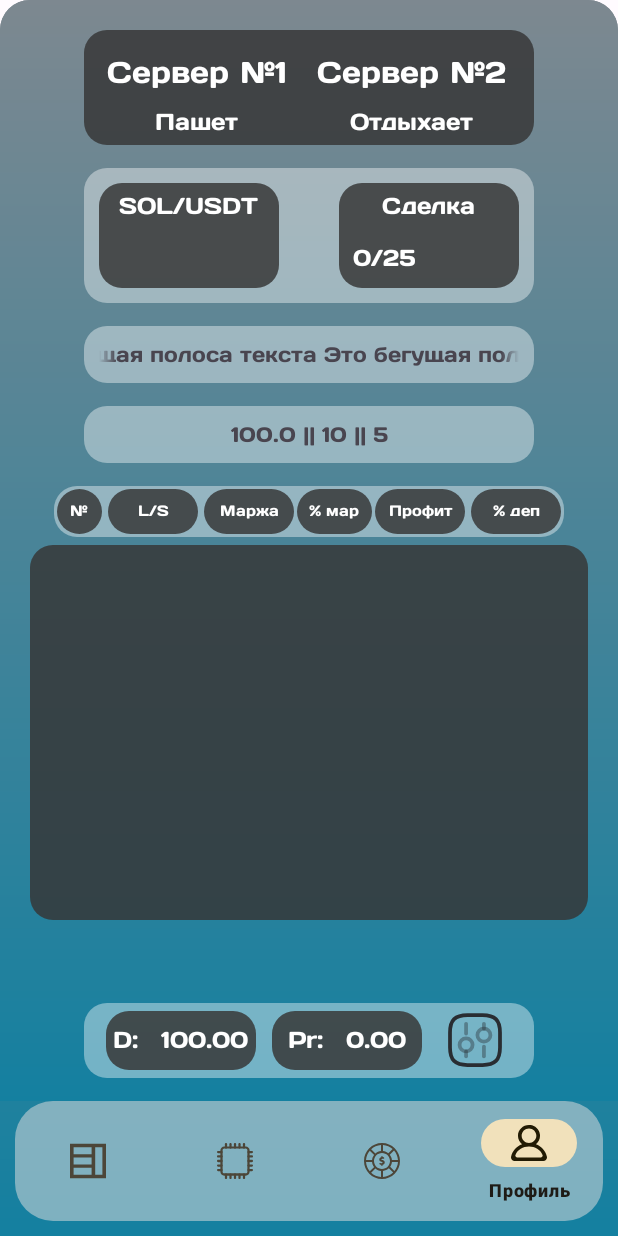
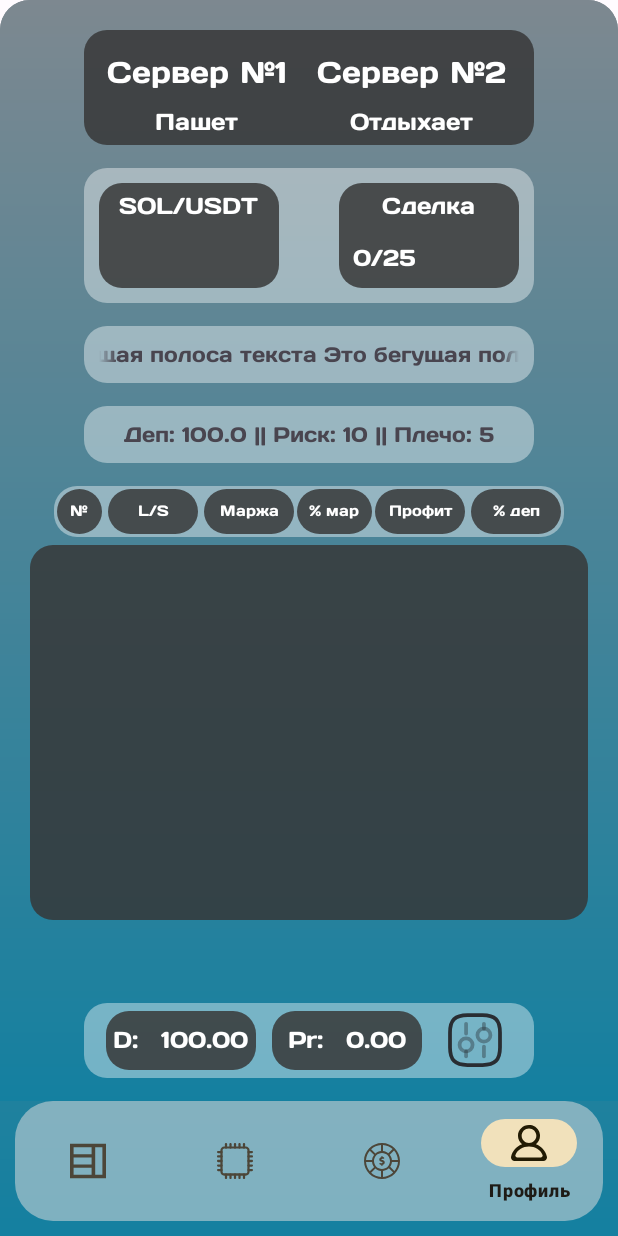
Before and after one commit to ProMakerMoney/Trading_pro, an Android app: the fragment TradingFragment placed in its activity, on a phone screen of 412 x 824 dp. Run offline under Robolectric (Android 15) with nearby library versions, the phone set to English and light mode, and no system bars; our stand-ins replace Firebase (no records; nobody signed in at launch, a user with empty details on screens opened directly); libraries missing offline, so code that uses them is left out: com.bybit.api; 4 statements that could not run were skipped.

Commit message:
Изменение отображения входящих данных

```diff
--- a/app/src/main/java/com/example/trading_pro/TradingFragment.java
+++ b/app/src/main/java/com/example/trading_pro/TradingFragment.java
@@ -65,7 +65,7 @@ import java.util.regex.Pattern;
 
 public class TradingFragment extends Fragment {
 
-    private double DEPOSIT = 100;
+    private Double DEPOSIT = 100.0;
     private Integer RISK = 10;
     private Integer LEVERAGE = 5;
 
@@ -124,7 +124,7 @@ public class TradingFragment extends Fragment {
         marqueeTextView.setSelected(true);// Начинает анимацию бегущей полосы
 
         settings = rootView.findViewById(R.id.settings);
-        settings.setText(DEPOSIT + " || " + RISK + " || " + LEVERAGE);
+        settings.setText("Деп: " + DEPOSIT + " || Риск: " + RISK + " || Плечо: " + LEVERAGE);
 
         executorService = Executors.newSingleThreadScheduledExecutor();
         executorService.scheduleAtFixedRate(this::fetchPrice, 0, 2, TimeUnit.SECONDS);
@@ -306,6 +306,10 @@ public class TradingFragment extends Fragment {
         EditText deposit = dialogView.findViewById(R.id.deposit);
         EditText risk = dialogView.findViewById(R.id.risk);
         EditText leverage = dialogView.findViewById(R.id.leverage);
+
+        deposit.setText(DEPOSIT.toString());
+        risk.setText(RISK.toString());
+        leverage.setText(LEVERAGE.toString());
         okButton.setOnClickListener(new View.OnClickListener() {
             @Override
             public void onClick(View v) {
@@ -320,7 +324,7 @@ public class TradingFragment extends Fragment {
                         RISK = Integer.parseInt(riskText);
                         LEVERAGE = Integer.parseInt(leverageText);
                         // Дальнейшие действия с данными
-                        settings.setText(DEPOSIT + "  ||  " + RISK + "  ||  " + LEVERAGE);
+                        settings.setText("Деп: " + DEPOSIT + " || Риск: " + RISK + " || Плечо: " + LEVERAGE);
 
                         getPrimeOrders(recyclerView); ///!!!
 
```
